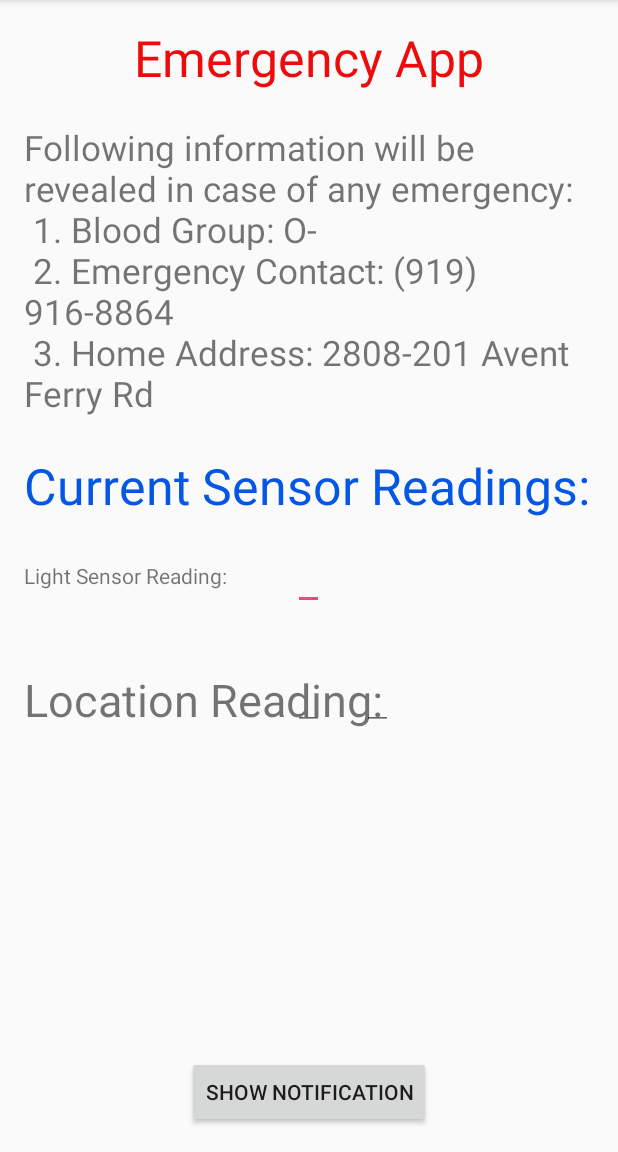
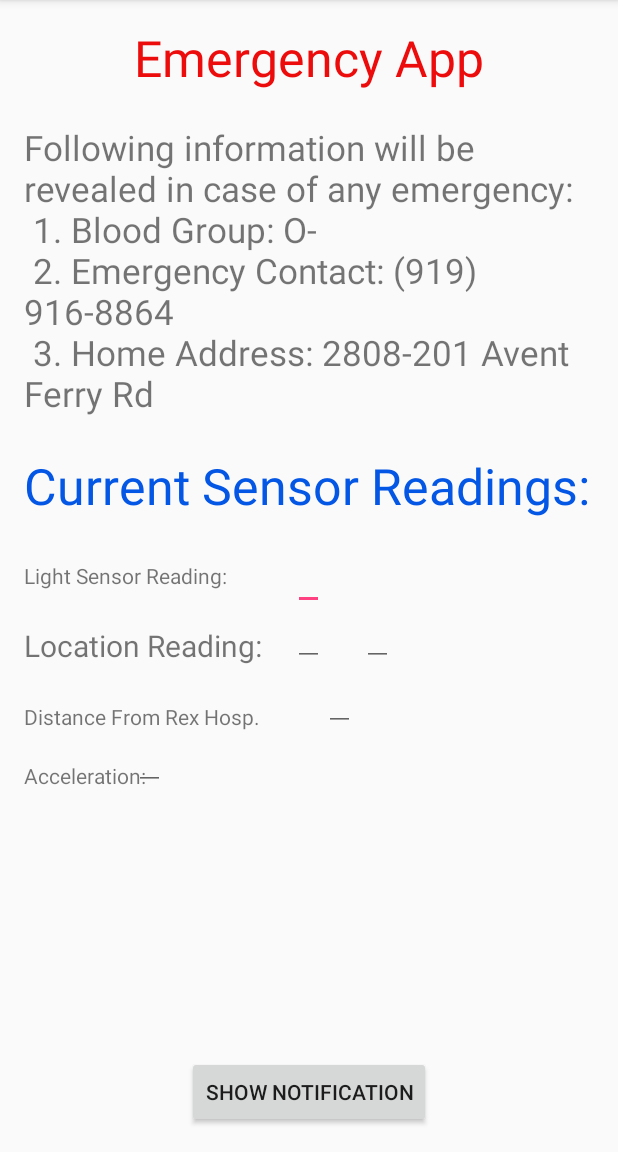
Before and after one commit to shahrajat/CSC750P1, an Android app: the screen it shows after launch (MainActivity), on a phone screen of 412 x 824 dp, the part 84-1236 px from its top. Run offline under Robolectric (Android 15) with nearby library versions, the phone set to English and light mode, and no system bars.

Commit message:
refactoring and acceleration sensor

```diff
--- a/app/src/main/res/layout/activity_main.xml
+++ b/app/src/main/res/layout/activity_main.xml
@@ -63,13 +63,13 @@ case of any emergency:\n
     <!-- Location -->
     <TextView
         android:text="@string/location_reading"
-        android:textSize="45px"
+        android:textSize="30px"
         android:layout_width="wrap_content"
         android:layout_height="wrap_content"
         android:id="@+id/locationLabel"
         android:layout_below="@+id/lightText"
         android:layout_alignParentStart="true"
-        android:layout_marginTop="39dp"
+        android:layout_marginTop="10dp"
         android:layout_alignEnd="@+id/sensorReadings" />
 
     <EditText
@@ -77,7 +77,8 @@ case of any emergency:\n
         android:layout_height="wrap_content"
         android:id="@+id/latitudeText"
         android:layout_alignBottom="@+id/locationLabel"
-        android:layout_alignStart="@+id/lightText" />
+        android:layout_alignStart="@+id/lightText"
+        android:textSize="25px" />
 
     <EditText
         android:layout_width="wrap_content"
@@ -85,7 +86,42 @@ case of any emergency:\n
         android:id="@+id/longitudeText"
         android:layout_alignTop="@+id/latitudeText"
         android:layout_toEndOf="@+id/latitudeText"
-        android:layout_marginStart="25dp" />
+        android:layout_marginStart="25dp"
+        android:textSize="25px" />
+
+
+    <TextView
+        android:layout_width="wrap_content"
+        android:layout_height="wrap_content"
+        android:text="Distance From Rex Hosp."
+        android:id="@+id/distanceLabel"
+        android:layout_alignBottom="@+id/distanceText"
+        android:layout_alignParentStart="true" />
+
+    <EditText
+        android:layout_width="wrap_content"
+        android:layout_height="wrap_content"
+        android:id="@+id/distanceText"
+        android:layout_below="@+id/locationLabel"
+        android:layout_toEndOf="@+id/latitudeText"
+        android:textSize="25px" />
+
+    <TextView
+        android:layout_width="wrap_content"
+        android:layout_height="wrap_content"
+        android:text="Acceleration:"
+        android:id="@+id/accelerationLabel"
+        android:layout_marginTop="20dp"
+        android:layout_below="@+id/distanceLabel"
+        android:layout_alignStart="@+id/distanceLabel" />
+
+    <EditText
+        android:layout_width="wrap_content"
+        android:layout_height="wrap_content"
+        android:id="@+id/accelerationText"
+        android:layout_alignBottom="@+id/accelerationLabel"
+        android:layout_alignStart="@+id/pageTitle"
+        android:textSize="25px" />
 
     <!-- Notification Button -->
     <Button
@@ -97,4 +133,5 @@ case of any emergency:\n
         android:layout_alignParentBottom="true"
         android:layout_centerHorizontal="true" />
 
+
 </RelativeLayout>
```
Also changed, not shown: app/src/main/java/com/example/rajatshah/csc750p1/MainActivity.java (+53 -19 lines).
